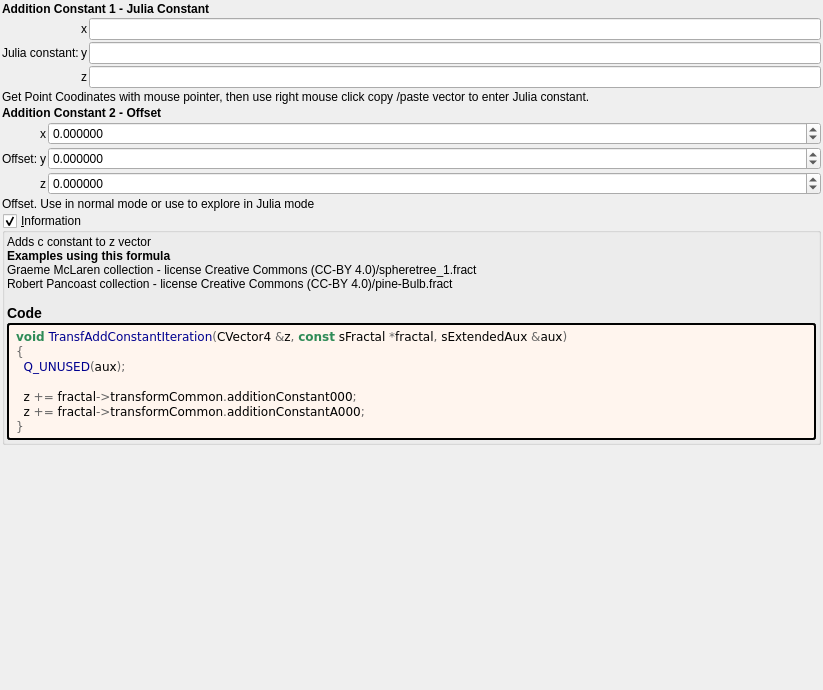
Old version of the form mandelbulber2/formula/ui/transf_add_constant.ui in the repository buddhi1980/mandelbulber2.
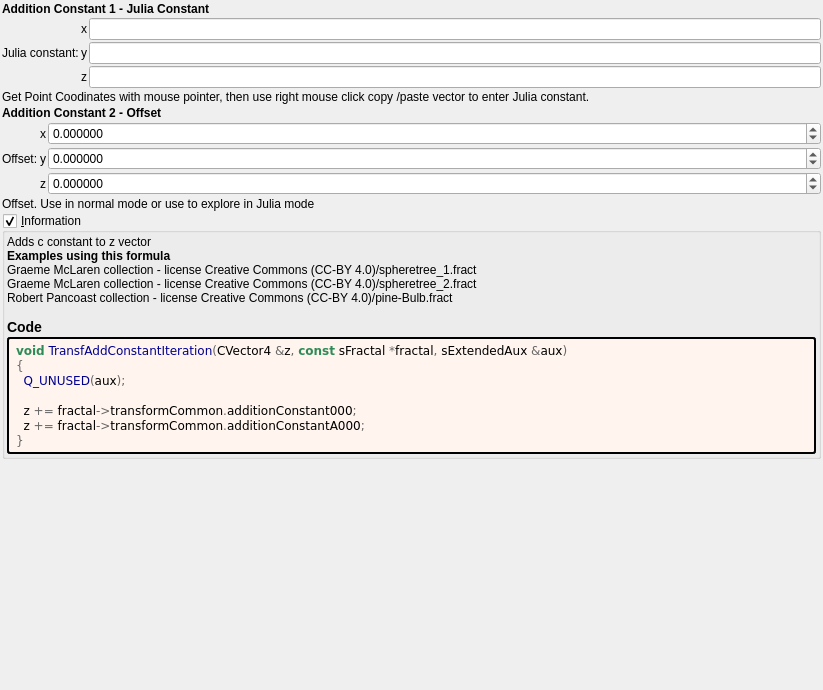
New version of the form. Custom widgets are drawn as their Qt base class.

Commit message: Updated fractal formulas with populateUIInformation script

Diff of the .ui file:
```diff
--- a/mandelbulber2/formula/ui/transf_add_constant.ui
+++ b/mandelbulber2/formula/ui/transf_add_constant.ui
@@ -291,7 +291,7 @@
         <property name="text">
          <string notr="true">&lt;p&gt;Adds c constant to z vector&lt;/p&gt;&lt;table&gt;
 &lt;/table&gt;
-&lt;br&gt;&lt;b&gt;Examples using this formula&lt;/b&gt;&lt;br&gt;Graeme McLaren  collection - license Creative Commons  (CC-BY 4.0)/spheretree_1.fract&lt;br&gt;Robert Pancoast collection - license Creative Commons (CC-BY 4.0)/pine-Bulb.fract&lt;h3&gt;Code&lt;/h3&gt;</string>
+&lt;br&gt;&lt;b&gt;Examples using this formula&lt;/b&gt;&lt;br&gt;Graeme McLaren  collection - license Creative Commons  (CC-BY 4.0)/spheretree_1.fract&lt;br&gt;Graeme McLaren  collection - license Creative Commons  (CC-BY 4.0)/spheretree_2.fract&lt;br&gt;Robert Pancoast collection - license Creative Commons (CC-BY 4.0)/pine-Bulb.fract&lt;h3&gt;Code&lt;/h3&gt;</string>
         </property>
         <property name="wordWrap">
          <bool>true</bool>
```
The commit also changes 16 other files.
